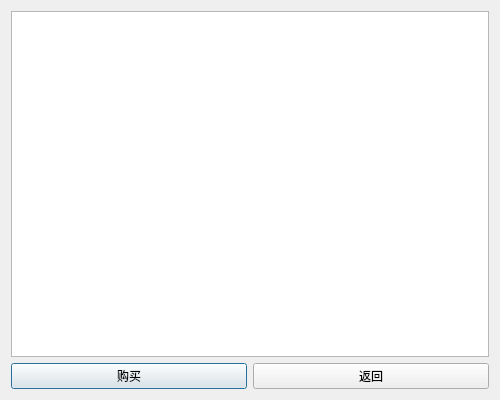
Qt form Ticket/buydialog.ui (idy002/ticket) before a commit.
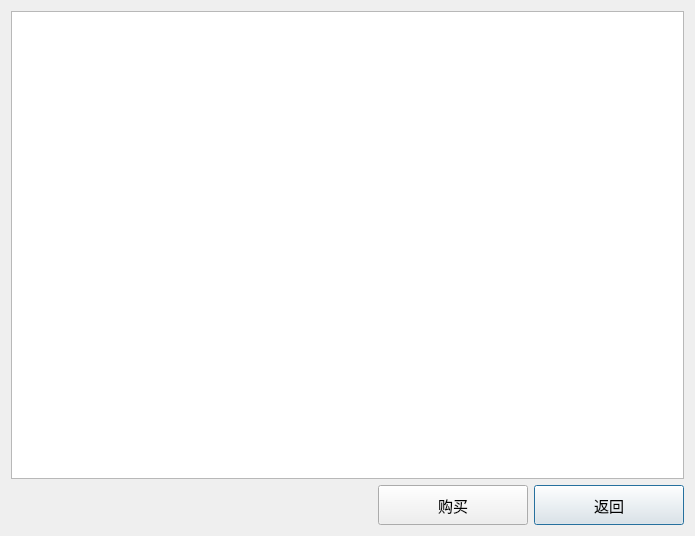
The same form after that commit.

```diff
--- a/Ticket/buydialog.ui
+++ b/Ticket/buydialog.ui
@@ -6,8 +6,8 @@
    <rect>
     <x>0</x>
     <y>0</y>
-    <width>500</width>
-    <height>400</height>
+    <width>695</width>
+    <height>536</height>
    </rect>
   </property>
   <property name="minimumSize">
@@ -26,7 +26,38 @@
    <string>购票窗口</string>
   </property>
   <layout class="QGridLayout" name="gridLayout">
-   <item row="0" column="0" colspan="2">
+   <item row="1" column="2">
+    <widget class="QPushButton" name="backPushButton">
+     <property name="sizePolicy">
+      <sizepolicy hsizetype="Minimum" vsizetype="Minimum">
+       <horstretch>0</horstretch>
+       <verstretch>0</verstretch>
+      </sizepolicy>
+     </property>
+     <property name="minimumSize">
+      <size>
+       <width>150</width>
+       <height>40</height>
+      </size>
+     </property>
+     <property name="maximumSize">
+      <size>
+       <width>150</width>
+       <height>40</height>
+      </size>
+     </property>
+     <property name="font">
+      <font>
+       <family>华文楷体</family>
+       <pointsize>11</pointsize>
+      </font>
+     </property>
+     <property name="text">
+      <string>返回</string>
+     </property>
+    </widget>
+   </item>
+   <item row="0" column="0" colspan="3">
     <widget class="QTableWidget" name="tableWidget">
      <property name="minimumSize">
       <size>
@@ -40,6 +71,12 @@
        <height>16777215</height>
       </size>
      </property>
+     <property name="font">
+      <font>
+       <family>华文楷体</family>
+       <pointsize>11</pointsize>
+      </font>
+     </property>
      <property name="rowCount">
       <number>0</number>
      </property>
@@ -48,20 +85,37 @@
      </property>
     </widget>
    </item>
-   <item row="1" column="0">
+   <item row="1" column="1">
     <widget class="QPushButton" name="buyPushButton">
+     <property name="sizePolicy">
+      <sizepolicy hsizetype="Minimum" vsizetype="Minimum">
+       <horstretch>0</horstretch>
+       <verstretch>0</verstretch>
+      </sizepolicy>
+     </property>
+     <property name="minimumSize">
+      <size>
+       <width>150</width>
+       <height>40</height>
+      </size>
+     </property>
+     <property name="maximumSize">
+      <size>
+       <width>150</width>
+       <height>40</height>
+      </size>
+     </property>
+     <property name="font">
+      <font>
+       <family>华文楷体</family>
+       <pointsize>11</pointsize>
+      </font>
+     </property>
      <property name="text">
       <string>购买</string>
      </property>
     </widget>
    </item>
-   <item row="1" column="1">
-    <widget class="QPushButton" name="backPushButton">
-     <property name="text">
-      <string>返回</string>
-     </property>
-    </widget>
-   </item>
   </layout>
  </widget>
  <resources/>
```
